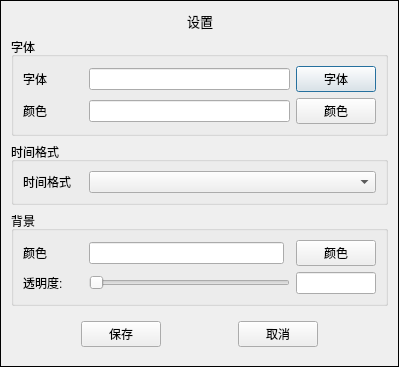
Before: the Qt Designer form DeskTime/SetDlg.ui in CNoch/DeskTopClock, drawn with Qt 5.
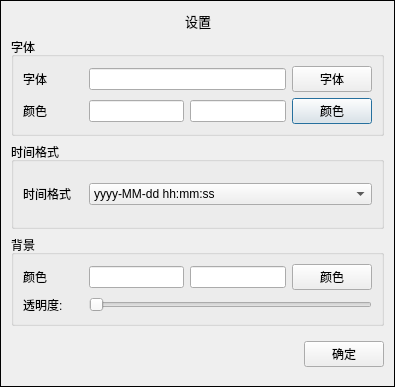
After: the same form once the commit is applied.

```diff
--- a/DeskTime/SetDlg.ui
+++ b/DeskTime/SetDlg.ui
@@ -6,8 +6,8 @@
    <rect>
     <x>0</x>
     <y>0</y>
-    <width>390</width>
-    <height>360</height>
+    <width>395</width>
+    <height>387</height>
    </rect>
   </property>
   <property name="windowTitle">
@@ -79,20 +79,10 @@
       <string>字体</string>
      </property>
      <layout class="QGridLayout" name="gridLayout_2">
-      <item row="0" column="3">
-       <widget class="QPushButton" name="pushButton_font">
-        <property name="styleSheet">
-         <string notr="true"/>
-        </property>
+      <item row="1" column="4">
+       <widget class="QPushButton" name="pushButton_font_color">
         <property name="text">
-         <string>字体</string>
-        </property>
-       </widget>
-      </item>
-      <item row="0" column="2">
-       <widget class="QLineEdit" name="lineEdit_font">
-        <property name="readOnly">
-         <bool>true</bool>
+         <string>颜色</string>
         </property>
        </widget>
       </item>
@@ -115,26 +105,6 @@
         </property>
        </widget>
       </item>
-      <item row="1" column="0">
-       <widget class="QLabel" name="label_3">
-        <property name="minimumSize">
-         <size>
-          <width>60</width>
-          <height>0</height>
-         </size>
-        </property>
-        <property name="text">
-         <string>颜色</string>
-        </property>
-       </widget>
-      </item>
-      <item row="1" column="3">
-       <widget class="QPushButton" name="pushButton_font_color">
-        <property name="text">
-         <string>颜色</string>
-        </property>
-       </widget>
-      </item>
       <item row="1" column="2">
        <widget class="QLineEdit" name="lineEdit_font_color">
         <property name="readOnly">
@@ -142,6 +112,49 @@
         </property>
        </widget>
       </item>
+      <item row="1" column="0">
+       <widget class="QLabel" name="label_3">
+        <property name="minimumSize">
+         <size>
+          <width>60</width>
+          <height>0</height>
+         </size>
+        </property>
+        <property name="text">
+         <string>颜色</string>
+        </property>
+       </widget>
+      </item>
+      <item row="0" column="4">
+       <widget class="QPushButton" name="pushButton_font">
+        <property name="styleSheet">
+         <string notr="true"/>
+        </property>
+        <property name="text">
+         <string>字体</string>
+        </property>
+       </widget>
+      </item>
+      <item row="1" column="3">
+       <widget class="QLineEdit" name="lineEdit_font_rgb">
+        <property name="alignment">
+         <set>Qt::AlignCenter</set>
+        </property>
+        <property name="readOnly">
+         <bool>true</bool>
+        </property>
+       </widget>
+      </item>
+      <item row="0" column="2" colspan="2">
+       <widget class="QLineEdit" name="lineEdit_font">
+        <property name="alignment">
+         <set>Qt::AlignCenter</set>
+        </property>
+        <property name="readOnly">
+         <bool>true</bool>
+        </property>
+       </widget>
+      </item>
      </layout>
     </widget>
    </item>
@@ -165,7 +178,46 @@
        </widget>
       </item>
       <item>
-       <widget class="QComboBox" name="comboBox"/>
+       <widget class="QComboBox" name="comboBox_timetype">
+        <property name="layoutDirection">
+         <enum>Qt::LeftToRight</enum>
+        </property>
+        <item>
+         <property name="text">
+          <string>yyyy-MM-dd hh:mm:ss</string>
+         </property>
+        </item>
+        <item>
+         <property name="text">
+          <string>yyyy/MM/dd hh:mm:ss</string>
+         </property>
+        </item>
+        <item>
+         <property name="text">
+          <string>dd-MM-yyyy hh:mm:ss</string>
+         </property>
+        </item>
+        <item>
+         <property name="text">
+          <string>yy-MM-dd hh:mm:ss:zzz</string>
+         </property>
+        </item>
+        <item>
+         <property name="text">
+          <string>hh:mm:ss</string>
+         </property>
+        </item>
+        <item>
+         <property name="text">
+          <string>hh:mm:ss:z</string>
+         </property>
+        </item>
+        <item>
+         <property name="text">
+          <string>hh:mm:ss:zzz</string>
+         </property>
+        </item>
+       </widget>
       </item>
      </layout>
     </widget>
@@ -189,10 +241,16 @@
         </property>
        </widget>
       </item>
-      <item row="1" column="1" colspan="2">
-       <widget class="QSlider" name="horizontalSlider_background_alpha">
-        <property name="orientation">
-         <enum>Qt::Horizontal</enum>
+      <item row="0" column="0">
+       <widget class="QLabel" name="label_6">
+        <property name="minimumSize">
+         <size>
+          <width>60</width>
+          <height>0</height>
+         </size>
+        </property>
+        <property name="text">
+         <string>颜色</string>
         </property>
        </widget>
       </item>
@@ -200,7 +258,7 @@
        <widget class="QLineEdit" name="lineEdit_background_color">
         <property name="minimumSize">
          <size>
-          <width>195</width>
+          <width>0</width>
           <height>0</height>
          </size>
         </property>
@@ -209,29 +267,42 @@
         </property>
        </widget>
       </item>
-      <item row="0" column="0">
-       <widget class="QLabel" name="label_6">
-        <property name="minimumSize">
-         <size>
-          <width>60</width>
-          <height>0</height>
-         </size>
+      <item row="0" column="2">
+       <widget class="QLineEdit" name="lineEdit_background_rgb">
+        <property name="alignment">
+         <set>Qt::AlignCenter</set>
         </property>
-        <property name="text">
-         <string>颜色</string>
+        <property name="readOnly">
+         <bool>true</bool>
         </property>
        </widget>
       </item>
-      <item row="1" column="3">
-       <widget class="QLineEdit" name="lineEdit_background_alpha"/>
-      </item>
       <item row="0" column="3">
        <widget class="QPushButton" name="pushButton_background_color">
+        <property name="maximumSize">
+         <size>
+          <width>80</width>
+          <height>16777215</height>
+         </size>
+        </property>
         <property name="text">
          <string>颜色</string>
         </property>
        </widget>
       </item>
+      <item row="1" column="1" colspan="3">
+       <widget class="QSlider" name="horizontalSlider_background_alpha">
+        <property name="maximum">
+         <number>255</number>
+        </property>
+        <property name="value">
+         <number>0</number>
+        </property>
+        <property name="orientation">
+         <enum>Qt::Horizontal</enum>
+        </property>
+       </widget>
+      </item>
      </layout>
     </widget>
    </item>
@@ -250,26 +321,6 @@
        </property>
       </spacer>
      </item>
-     <item>
-      <widget class="QPushButton" name="pushButton_save">
-       <property name="text">
-        <string>保存</string>
-       </property>
-      </widget>
-     </item>
-     <item>
-      <spacer name="horizontalSpacer_4">
-       <property name="orientation">
-        <enum>Qt::Horizontal</enum>
-       </property>
-       <property name="sizeHint" stdset="0">
-        <size>
-         <width>40</width>
-         <height>20</height>
-        </size>
-       </property>
-      </spacer>
-     </item>
      <item>
       <widget class="QPushButton" name="pushButton_close">
        <property name="maximumSize">
@@ -282,23 +333,10 @@
         <string notr="true"/>
        </property>
        <property name="text">
-        <string>取消</string>
+        <string>确定</string>
        </property>
       </widget>
      </item>
-     <item>
-      <spacer name="horizontalSpacer_5">
-       <property name="orientation">
-        <enum>Qt::Horizontal</enum>
-       </property>
-       <property name="sizeHint" stdset="0">
-        <size>
-         <width>40</width>
-         <height>20</height>
-        </size>
-       </property>
-      </spacer>
-     </item>
     </layout>
    </item>
   </layout>
```
Left out of the diff: 10 changed lines with no effect on the pictures.
